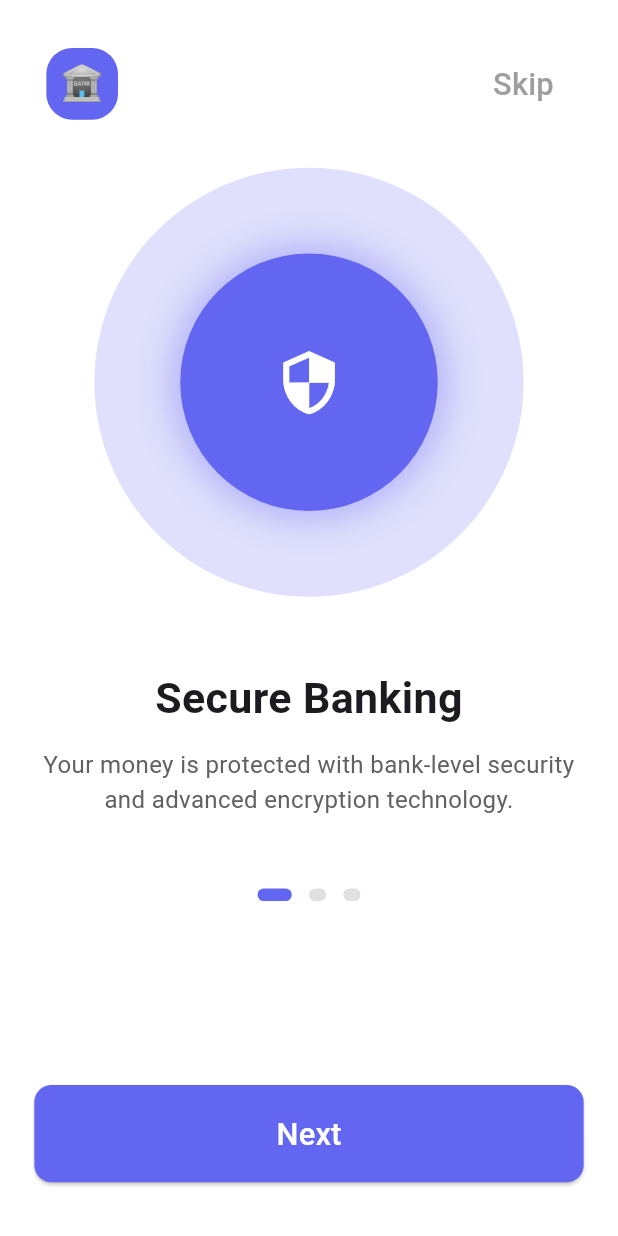
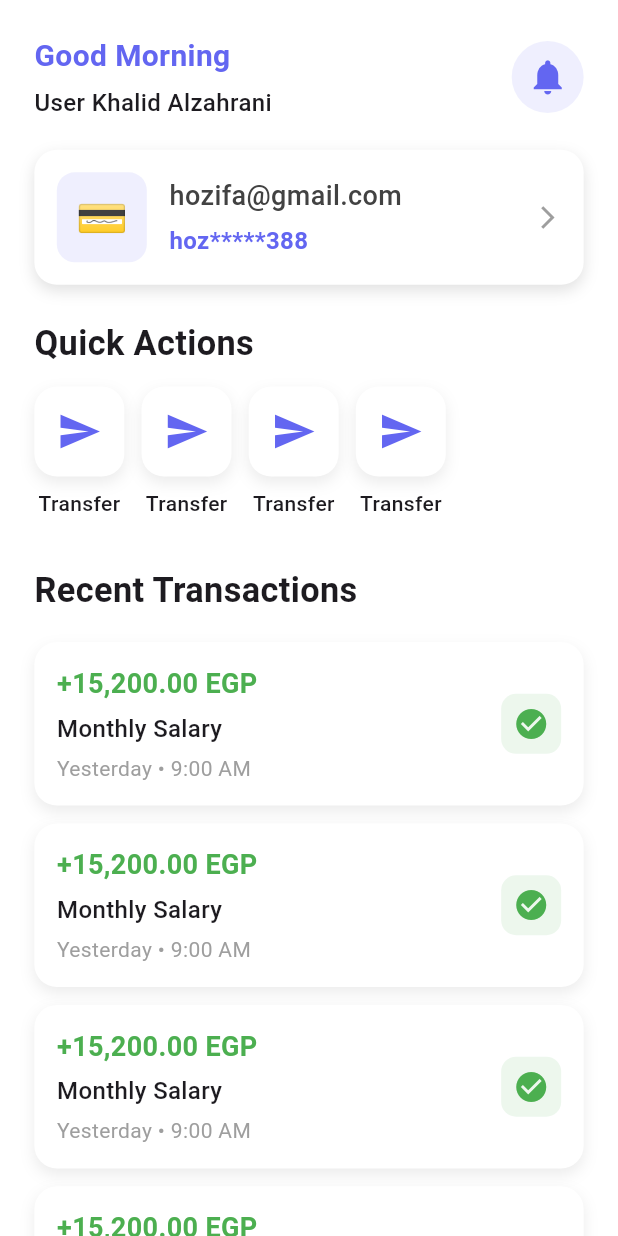
Before and after one commit to hozifakhaled/bank_system, a Flutter app: the screen it shows after launch, on a phone screen of 412 x 824 dp. Run offline on Flutter 3.47's test engine with Material 3 defaults, Android fonts, the phone set to English and light mode, and no system bars; our stand-ins replace bloc, connectivity_plus, dartz, dio, equatable, flutter_bloc and 5 more; missing offline and left inert: flutter_cupertino_date_picker_fork.

Commit message:
home view

```diff
--- a/lib/core/routing/app_routing.dart
+++ b/lib/core/routing/app_routing.dart
@@ -1,6 +1,7 @@
 import 'package:bank_system/core/di/getit.dart';
 import 'package:bank_system/core/routing/routes.dart';
 import 'package:bank_system/features/home/presentation/pages/choice_account_type.dart';
+import 'package:bank_system/features/home/presentation/pages/home_current_view.dart';
 import 'package:bank_system/features/onboarding/presentation/pages/welcome_view.dart';
 import 'package:bank_system/features/splash/presentation/pages/splash_view.dart';
 import 'package:bank_system/features/user_auth/signup_user/presentation/cubit/signup_user_cubit.dart';
@@ -17,7 +18,7 @@ class AppRouting {
     routes: <GoRoute>[
       GoRoute(
         path: Routes.splah,
-        builder: (context, state) => const SplashView(),
+        builder: (context, state) => const HomeCurrentView(),
       ),
 
       GoRoute(
--- /dev/null
+++ b/lib/features/home/presentation/pages/home_current_view.dart
@@ -0,0 +1,16 @@
+import 'package:bank_system/features/home/presentation/widgets/home_current_view_body.dart';
+import 'package:flutter/material.dart';
+
+class   HomeCurrentView extends StatelessWidget {
+  const HomeCurrentView({super.key});
+
+  @override
+  Widget build(BuildContext context) {
+    return SafeArea(
+      child: Scaffold(
+        backgroundColor: Colors.white,
+        body: HomeCurrentViewBody(),
+      ),
+    );
+  }
+}
--- /dev/null
+++ b/lib/features/home/presentation/widgets/account_type_container.dart
@@ -0,0 +1,113 @@
+import 'package:flutter/material.dart';
+
+class AccountTypeCard extends StatelessWidget {
+  final String emoji;
+  final String title;
+  final String subtitle;
+  final LinearGradient gradient;
+  final VoidCallback onTap;
+
+  const AccountTypeCard({
+    super.key,
+    required this.emoji,
+    required this.title,
+    required this.subtitle,
+    required this.gradient,
+    required this.onTap,
+  });
+
+  @override
+  Widget build(BuildContext context) {
+    final width = MediaQuery.of(context).size.width;
+
+    return Container(
+      decoration: BoxDecoration(
+        borderRadius: BorderRadius.circular(20),
+        boxShadow: [
+          BoxShadow(
+            color: Colors.black.withOpacity(0.15),
+            blurRadius: 15,
+            offset: const Offset(0, 8),
+          ),
+        ],
+      ),
+      child: Material(
+        borderRadius: BorderRadius.circular(20),
+        color: Colors.white,
+        child: InkWell(
+          onTap: onTap,
+          borderRadius: BorderRadius.circular(20),
+          child: Container(
+            padding: const EdgeInsets.all(24),
+            child: Row(
+              children: [
+                // Emoji Container with gradient background
+                Container(
+                  width: 60,
+                  height: 60,
+                  decoration: BoxDecoration(
+                    gradient: gradient,
+                    borderRadius: BorderRadius.circular(16),
+                    boxShadow: [
+                      BoxShadow(
+                        color: gradient.colors.first.withOpacity(0.3),
+                        blurRadius: 8,
+                        offset: const Offset(0, 4),
+                      ),
+                    ],
+                  ),
+                  child: Center(
+                    child: Text(
+                      emoji,
+                      style: const TextStyle(fontSize: 28),
+                    ),
+                  ),
+                ),
+                const SizedBox(width: 20),
+                // Title and subtitle
+                Expanded(
+                  child: Column(
+                    crossAxisAlignment: CrossAxisAlignment.start,
+                    children: [
+                      Text(
+                        title,
+                        style: TextStyle(
+                          fontSize: width * 0.045,
+                          fontWeight: FontWeight.bold,
+                          color: const Color(0xFF2D3748),
+                          letterSpacing: 0.3,
+                        ),
+                      ),
+                      const SizedBox(height: 6),
+                      Text(
+                        subtitle,
+                        style: TextStyle(
+                          fontSize: width * 0.032,
+                          color: Colors.grey[600],
+                          fontWeight: FontWeight.w400,
+                        ),
+                      ),
+                    ],
+                  ),
+                ),
+                // Arrow indicator
+                Container(
+                  padding: const EdgeInsets.all(8),
+                  decoration: BoxDecoration(
+                    color: Colors.grey[100],
+                    borderRadius: BorderRadius.circular(12),
+                  ),
+                  child: Icon(
+                    Icons.arrow_forward_ios,
+                    size: 16,
+                    color: Colors.grey[600],
+                  ),
+                ),
+              ],
+            ),
+          ),
+        ),
+      ),
+    );
+  }
+}
--- a/lib/features/home/presentation/widgets/choice_account_type_view_body.dart
+++ b/lib/features/home/presentation/widgets/choice_account_type_view_body.dart
@@ -1,3 +1,4 @@
+import 'package:bank_system/features/home/presentation/widgets/account_type_container.dart';
 import 'package:flutter/material.dart';
 
 class ChoiceAccountTypeViewBody extends StatelessWidget {
@@ -8,7 +9,8 @@ class ChoiceAccountTypeViewBody extends StatelessWidget {
     final size = MediaQuery.of(context).size;
     final isSmallScreen = size.height < 700;
 
-    return Scaffold(
+    return SafeArea(
+      child: Scaffold(
         body: Container(
           decoration: const BoxDecoration(
             gradient: LinearGradient(
@@ -20,29 +22,16 @@ class ChoiceAccountTypeViewBody extends StatelessWidget {
           child: Column(
             children: [
               // Header Section with Welcome
-            ClipPath(
-              clipper: TopCurveClipper(),
-              child: Container(
-                height: size.height * 0.35,
-                width: double.infinity,
-                decoration: BoxDecoration(
-                  color: Colors.white,
-                  boxShadow: [
-                    BoxShadow(
-                      color: Colors.black.withOpacity(0.1),
-                      blurRadius: 10,
-                      offset: const Offset(0, 5),
-                    ),
-                  ],
-                ),
-                child: Column(
+            Column(
+
                     mainAxisAlignment: MainAxisAlignment.center,
                     children: [
+                      SizedBox(height: 30,),
                       // Welcome Section
                       Container(
                         padding: const EdgeInsets.all(16),
                         decoration: BoxDecoration(
-                        color: const Color(0xFF6366F1).withOpacity(0.1),
+                          color:Colors.white,
                           shape: BoxShape.circle,
                         ),
                         child: Icon(
@@ -55,7 +44,7 @@ class ChoiceAccountTypeViewBody extends StatelessWidget {
                       Text(
                         'Welcome Back!',
                         style: TextStyle(
-                        color: const Color(0xFF2D3748),
+                          color:Colors.white,
                           fontSize: isSmallScreen ? 26 : 32,
                           fontWeight: FontWeight.bold,
                           letterSpacing: 0.5,
@@ -65,7 +54,7 @@ class ChoiceAccountTypeViewBody extends StatelessWidget {
                       Text(
                         'Ahmed Mohamed', // يمكن تغييرها للاسم الديناميكي
                         style: TextStyle(
-                        color: const Color(0xFF6366F1),
+                          color: Colors.white,
                           fontSize: isSmallScreen ? 18 : 22,
                           fontWeight: FontWeight.w600,
                         ),
@@ -74,15 +63,13 @@ class ChoiceAccountTypeViewBody extends StatelessWidget {
                       Text(
                         'Select Account Type',
                         style: TextStyle(
-                        color: Colors.grey[600],
+                          color: Colors.white,
                           fontSize: isSmallScreen ? 14 : 16,
                           fontWeight: FontWeight.w400,
                         ),
                         textAlign: TextAlign.center,
                       ),
                     ],
-                ),
-              ),
                   ),
 
                    const Spacer(flex: 1),
@@ -141,117 +128,6 @@ class ChoiceAccountTypeViewBody extends StatelessWidget {
             ],
           ),
         ),
-    );
-  }
-}
-
-class AccountTypeCard extends StatelessWidget {
-  final String emoji;
-  final String title;
-  final String subtitle;
-  final LinearGradient gradient;
-  final VoidCallback onTap;
-
-  const AccountTypeCard({
-    super.key,
-    required this.emoji,
-    required this.title,
-    required this.subtitle,
-    required this.gradient,
-    required this.onTap,
-  });
-
-  @override
-  Widget build(BuildContext context) {
-    final width = MediaQuery.of(context).size.width;
-
-    return Container(
-      decoration: BoxDecoration(
-        borderRadius: BorderRadius.circular(20),
-        boxShadow: [
-          BoxShadow(
-            color: Colors.black.withOpacity(0.15),
-            blurRadius: 15,
-            offset: const Offset(0, 8),
-          ),
-        ],
-      ),
-      child: Material(
-        borderRadius: BorderRadius.circular(20),
-        color: Colors.white,
-        child: InkWell(
-          onTap: onTap,
-          borderRadius: BorderRadius.circular(20),
-          child: Container(
-            padding: const EdgeInsets.all(24),
-            child: Row(
-              children: [
-                // Emoji Container with gradient background
-                Container(
-                  width: 60,
-                  height: 60,
-                  decoration: BoxDecoration(
-                    gradient: gradient,
-                    borderRadius: BorderRadius.circular(16),
-                    boxShadow: [
-                      BoxShadow(
-                        color: gradient.colors.first.withOpacity(0.3),
-                        blurRadius: 8,
-                        offset: const Offset(0, 4),
-                      ),
-                    ],
-                  ),
-                  child: Center(
-                    child: Text(
-                      emoji,
-                      style: const TextStyle(fontSize: 28),
-                    ),
-                  ),
-                ),
-                const SizedBox(width: 20),
-                // Title and subtitle
-                Expanded(
-                  child: Column(
-                    crossAxisAlignment: CrossAxisAlignment.start,
-                    children: [
-                      Text(
-                        title,
-                        style: TextStyle(
-                          fontSize: width * 0.045,
-                          fontWeight: FontWeight.bold,
-                          color: const Color(0xFF2D3748),
-                          letterSpacing: 0.3,
-                        ),
-                      ),
-                      const SizedBox(height: 6),
-                      Text(
-                        subtitle,
-                        style: TextStyle(
-                          fontSize: width * 0.032,
-                          color: Colors.grey[600],
-                          fontWeight: FontWeight.w400,
-                        ),
-                      ),
-                    ],
-                  ),
-                ),
-                // Arrow indicator
-                Container(
-                  padding: const EdgeInsets.all(8),
-                  decoration: BoxDecoration(
-                    color: Colors.grey[100],
-                    borderRadius: BorderRadius.circular(12),
-                  ),
-                  child: Icon(
-                    Icons.arrow_forward_ios,
-                    size: 16,
-                    color: Colors.grey[600],
-                  ),
-                ),
-              ],
-            ),
-          ),
-        ),
       ),
     );
   }
--- /dev/null
+++ b/lib/features/home/presentation/widgets/home_current_view_body.dart
@@ -0,0 +1,90 @@
+import 'package:bank_system/core/themeing/colors.dart';
+import 'package:bank_system/features/home/presentation/widgets/profile_in_home.dart';
+import 'package:bank_system/features/home/presentation/widgets/quick_action_item.dart';
+import 'package:bank_system/features/home/presentation/widgets/transaction_item.dart';
+import 'package:flutter/material.dart';
+import 'package:flutter_screenutil/flutter_screenutil.dart';
+
+class HomeCurrentViewBody extends StatelessWidget {
+  const HomeCurrentViewBody({super.key});
+
+  @override
+  Widget build(BuildContext context) {
+    return CustomScrollView(
+      slivers: [
+        // Profile
+        SliverToBoxAdapter(
+          child: Padding(
+            padding: EdgeInsets.all(20.w),
+            child: ColumnProfileHome(),
+          ),
+        ),
+
+        // Quick Actions Title
+        SliverToBoxAdapter(
+          child: Padding(
+            padding: EdgeInsets.symmetric(horizontal: 20.w),
+            child: Text(
+              "Quick Actions",
+              style: TextStyle(fontSize: 20.sp, fontWeight: FontWeight.bold),
+            ),
+          ),
+        ),
+
+        // Quick Actions List
+        SliverToBoxAdapter(
+          child: SizedBox(
+            height: 100.h,
+            child: ListView.builder(
+              padding: EdgeInsets.symmetric(horizontal: 20.w, vertical: 10.h),
+              scrollDirection: Axis.horizontal,
+              itemCount: 4,
+              itemBuilder: (BuildContext context, int index) {
+                // Replace data dynamically if needed
+                return Padding(
+                  padding: EdgeInsets.only(right: 10.w),
+                  child: QuickActionItem(
+                    icon: Icons.send,
+                    label: "Transfer",
+                    iconColor: maincolor,
+                  ),
+                );
+              },
+            ),
+          ),
+        ),
+
+        // Recent Transactions Title
+        SliverToBoxAdapter(
+          child: Padding(
+            padding: EdgeInsets.symmetric(horizontal: 20.w, vertical: 10.h),
+            child: Text(
+              "Recent Transactions",
+              style: TextStyle(fontSize: 20.sp, fontWeight: FontWeight.bold),
+            ),
+          ),
+        ),
+
+        // Recent Transactions List
+        SliverList(
+          delegate: SliverChildBuilderDelegate(
+            (BuildContext context, int index) {
+              return Padding(
+                padding: EdgeInsets.symmetric(horizontal: 20.w, vertical: 5.h),
+                child: TransactionItem(
+                  title: "Monthly Salary",
+                  date: "Yesterday • 9:00 AM",
+                  amount: "+15,200.00 EGP",
+                  amountColor: Colors.green,
+                  icon: Icons.check_circle,
+                  iconColor: Colors.green,
+                ),
+              );
+            },
+            childCount: 5,
+          ),
+        ),
+      ],
+    );
+  }
+}
--- /dev/null
+++ b/lib/features/home/presentation/widgets/profile_in_home.dart
@@ -0,0 +1,120 @@
+import 'package:bank_system/core/themeing/colors.dart';
+import 'package:flutter/material.dart';
+
+class ColumnProfileHome extends StatelessWidget {
+  const ColumnProfileHome({super.key});
+
+  @override
+  Widget build(BuildContext context) {
+    return Column(
+      children: [
+        // Row الترحيب والجرس
+        Row(
+          mainAxisAlignment: MainAxisAlignment.spaceBetween,
+          children: [
+            // نص الترحيب
+            Column(
+              crossAxisAlignment: CrossAxisAlignment.start,
+              children: [
+                Text(
+                  "Good Morning",
+                  style: TextStyle(
+                    fontWeight: FontWeight.bold,
+                    fontSize: 20,
+                    color: maincolor,
+                  ),
+                ),
+                SizedBox(height: 5),
+                Text(
+                  "User Khalid Alzahrani",
+                  style: TextStyle(fontWeight: FontWeight.w500, fontSize: 16),
+                ),
+              ],
+            ),
+
+            // جرس الإشعارات
+            Container(
+              decoration: BoxDecoration(
+                color: maincolor.withOpacity(0.1),
+                shape: BoxShape.circle,
+              ),
+              child: IconButton(
+                icon: Icon(Icons.notifications),
+                color: maincolor,
+                iconSize: 28,
+                onPressed: () {
+                  // TODO: Navigate to notifications page
+                },
+              ),
+            ),
+          ],
+        ),
+
+        SizedBox(height: 20),
+
+        // Container لرصيد الحساب الجاري وبيانات البطاقة
+        Container(
+          width: double.infinity,
+          padding: EdgeInsets.all(15),
+          decoration: BoxDecoration(
+            color: Colors.white,
+            borderRadius: BorderRadius.circular(15),
+            boxShadow: [
+              BoxShadow(
+                color: Colors.grey.withOpacity(0.3),
+                blurRadius: 8,
+                offset: Offset(0, 4),
+              ),
+            ],
+          ),
+          child: Row(
+            children: [
+              // أيقونة البطاقة
+              Container(
+                width: 60,
+                height: 60,
+                decoration: BoxDecoration(
+                  color: maincolor.withOpacity(0.1),
+                  borderRadius: BorderRadius.circular(12),
+                ),
+                child: Center(
+                  child: Text("💳", style: TextStyle(fontSize: 28)),
+                ),
+              ),
+
+              SizedBox(width: 15),
+
+              // بيانات البطاقة
+              Expanded(
+                child: Column(
+                  crossAxisAlignment: CrossAxisAlignment.start,
+                  children: [
+                    Text(
+                      "hozifa@gmail.com",
+                      style: TextStyle(
+                        color: Colors.grey[800],
+                        fontSize: 18,
+                        fontWeight: FontWeight.w500,
+                      ),
+                    ),
+                    SizedBox(height: 5),
+                    Text(
+                      "hoz*****388",
+                      style: TextStyle(
+                        fontSize: 16,
+                        fontWeight: FontWeight.bold,
+                        color: maincolor,
+                      ),
+                    ),
+                  ],
+                ),
+              ),
+
+              Icon(Icons.arrow_forward_ios, color: Colors.grey, size: 18),
+            ],
+          ),
+        ),
+      ],
+    );
+  }
+}
--- /dev/null
+++ b/lib/features/home/presentation/widgets/quick_action_item.dart
@@ -0,0 +1,39 @@
+import 'package:flutter/material.dart';
+
+class QuickActionItem extends StatelessWidget {
+  const QuickActionItem({
+    super.key, required this.icon, required this.iconColor, required this.label,
+
+  });
+final IconData icon;
+  final Color iconColor;
+final String label;
+  @override
+  Widget build(BuildContext context) {
+    return Column(
+      children: [
+        Container(
+          width: 60,
+          height: 60,
+          decoration: BoxDecoration(
+            color: Colors.white, // لون موحّد مع الصفحة
+            borderRadius: BorderRadius.circular(15),
+            boxShadow: [
+              BoxShadow(
+                color: Colors.grey.withOpacity(0.2),
+                blurRadius: 8,
+                offset: Offset(0, 4),
+              ),
+            ],
+          ),
+          child: Icon(icon, color: iconColor, size: 30),
+        ),
+        SizedBox(height: 8),
+        Text(
+          label,
+          style: TextStyle(fontSize: 14, fontWeight: FontWeight.w500),
+        ),
+      ],
+    );
+  }
+}
--- /dev/null
+++ b/lib/features/home/presentation/widgets/transaction_item.dart
@@ -0,0 +1,66 @@
+import 'package:flutter/material.dart';
+
+class TransactionItem extends StatelessWidget {
+  const TransactionItem({super.key, required this.title, required this.date, required this.amount, required this.amountColor, required this.icon, required this.iconColor});
+  final String title;
+  final String date;
+  final String amount;
+  final Color amountColor;
+  final IconData icon;
+  final Color iconColor;
+  @override
+  Widget build(BuildContext context) {
+    return Container(
+      padding: EdgeInsets.all(15),
+      decoration: BoxDecoration(
+        color: Colors.white,
+        borderRadius: BorderRadius.circular(15),
+        boxShadow: [
+          BoxShadow(
+            color: Colors.grey.withOpacity(0.2),
+            blurRadius: 8,
+            offset: Offset(0, 4),
+          ),
+        ],
+      ),
+      child: Row(
+        children: [
+          // المبلغ والنصوص
+          Expanded(
+            child: Column(
+              crossAxisAlignment: CrossAxisAlignment.start,
+              children: [
+                Text(
+                  amount,
+                  style: TextStyle(
+                    color: amountColor,
+                    fontSize: 18,
+                    fontWeight: FontWeight.bold,
+                  ),
+                ),
+                SizedBox(height: 5),
+                Text(
+                  title,
+                  style: TextStyle(fontSize: 16, fontWeight: FontWeight.w500),
+                ),
+                SizedBox(height: 5),
+                Text(date, style: TextStyle(color: Colors.grey, fontSize: 14)),
+              ],
+            ),
+          ),
+
+          // الأيقونة
+          Container(
+            width: 40,
+            height: 40,
+            decoration: BoxDecoration(
+              color: iconColor.withOpacity(0.1),
+              borderRadius: BorderRadius.circular(10),
+            ),
+            child: Icon(icon, color: iconColor, size: 24),
+          ),
+        ],
+      ),
+    );
+  }
+}
--- a/lib/features/user_auth/signup_user/data/repositories/signup_user_repository_impli.dart
+++ b/lib/features/user_auth/signup_user/data/repositories/signup_user_repository_impli.dart
@@ -17,7 +17,7 @@ class SignupUserRepositoryImpli implements SignupUserRepository {
   final response = await dioConsumer.post(path: Endpoints.signupUser, data: signupUserModel.toJson());
   return response.fold(
     (l) => Left(Failure(errMessage: l.toString())),
-  (r) => Right(SignupUserResponseModel.fromJson(r.data)), // ✅ هنا
+  (r) => Right(SignupUserResponseModel.fromJson(r.data)),
   );
 } on Exception catch (e) {
   return Left(Failure(errMessage: e.toString()));}
```
Lines whose indentation alone changed are shown as unchanged.
